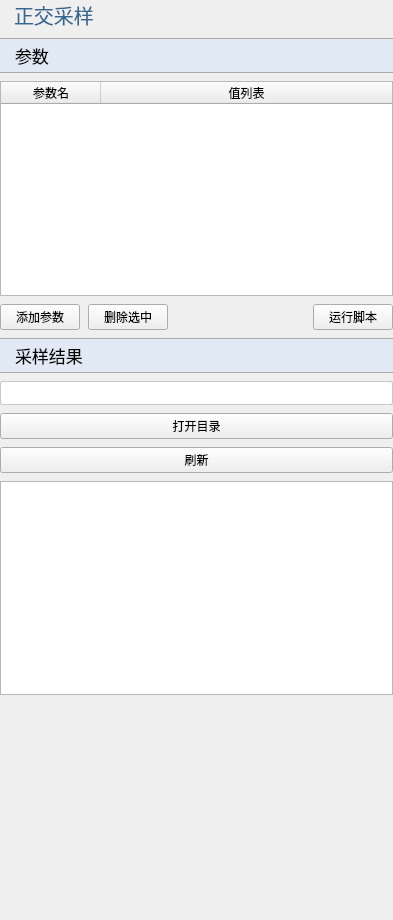
Qt form plugins/Base_SurrogateModel/OrthogonalSampling.ui (asd977/base_cae) before a commit.
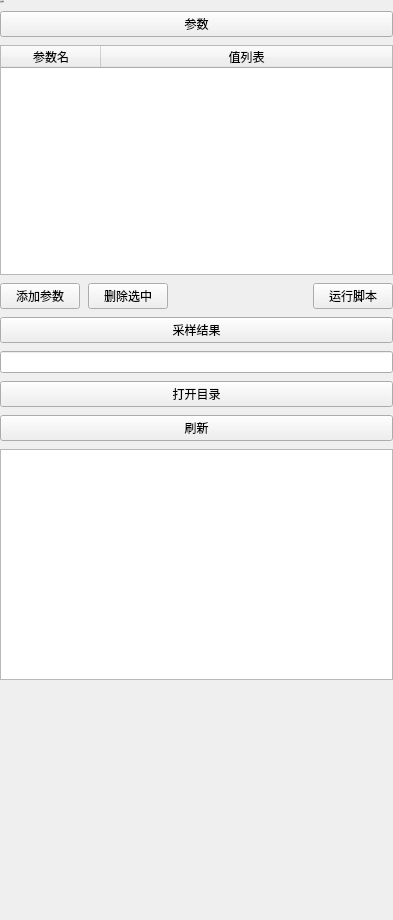
The same form after that commit. Icons and pictures are not drawn.

Patch:
```diff
--- a/plugins/Base_SurrogateModel/OrthogonalSampling.ui
+++ b/plugins/Base_SurrogateModel/OrthogonalSampling.ui
@@ -13,131 +13,6 @@
   <property name="windowTitle">
    <string>Orthogonal Sampling</string>
   </property>
-  <property name="styleSheet">
-   <string notr="true">QWidget{
-font-family: &quot;Microsoft YaHei&quot;, &quot;微软雅黑&quot;;
-}
-QPushButton#pushButton_2,
-QPushButton#pushButton {
-    background-color: rgb(224, 233, 244);
-    border-width: 1px;
-    border-color: rgb(121, 121, 121);
-    border-style: solid;
-    height: 33px;
-    border-top: 1px solid rgb(169, 169, 169); /* 上边框为灰色 */
-    border-bottom: 1px solid rgb(169, 169, 169); /* 下边框为灰色 */
-    border-left: none; /* 移除左边框 */
-    border-right: none;
-    text-align: left;
-	padding-left: 15px;
-	font-size: 17px;
-	border-style: solid;
-}
-QLabel {
-    font-family: &quot;Microsoft YaHei&quot;, &quot;微软雅黑&quot;;
-    font-size: 17px;
-    text-align: left;
-    color: rgb(51, 51, 51);
-    white-space: nowrap;
-    line-height: 50px;
-    position: absolute;
-    top: 0px;
-    left: 0px;
-}
-QLabel#titleLabel {
-    font-size: 20px;
-    font-family: &quot;Microsoft YaHei&quot;, 微软雅黑;
-    text-align: left;
-	padding-left:9px;
-    color: rgb(53, 103, 147);
-}
-QComboBox {
-    font-family: &quot;Microsoft YaHei&quot;, 微软雅黑;
-    font-size: 17px;
-    text-align: left;
-    color: rgb(51, 51, 51);
-    padding-left:6px;
-    background: rgb(240, 240, 240);
-    border: 1px solid rgb(169, 169, 169);
-    border-radius: 3px; /* 设置边框的圆角半径为5像素 */
-}
-QComboBox::drop-down {
-    background: rgb(240, 240, 240);
-}
-QComboBox::down-arrow {
-    image: url(:/resources/down_arrow.png); /* 替换下拉箭头图标 */
-}
-/*QCombobox右侧按钮*/
-QComboBox::drop-down {
-    subcontrol-origin: padding;
-    subcontrol-position: top right;/*放于右方顶部*/
-    border-top-right-radius: 3px;/*设置边框圆角*/
-    border-bottom-right-radius: 3px;
-}
-QLineEdit {
-    border: 1px solid rgb(200, 200, 200); /* 设置边框为淡灰色 */
-    border-radius: 2px; /* 设置圆角半径为 5 像素 */
-	font-size: 17px;
-}
-QLineEdit:focus {
-    border-color: rgb(100, 100, 255); /* 设置焦点时的边框颜色为蓝色 */
-    outline: none; /* 去掉默认的焦点边框 */
-}
-
-QRadioButton {
-    font-size: 17px; /* 设置字体大小为 14 像素 */
-}
-
-QCheckBox {
-    font-size: 17px; /* 设置字体大小为 14 像素 */
-}
-
-QGroupBox{
-    font-size: 17px; /* 设置字体大小为 14 像素 */   
-}
-
-QPushButton#pushButton_contour_multi{
-    background-color: rgb(255, 255, 255); /* 背景色 */
-    border-width: 1px;                   /* 边框宽度 */
-    border-color: rgb(121, 121, 121);    /* 边框颜色 */	
-	font-size: 17px;
-    border-style: solid;                 /* 边框样式 */
-    border-radius: 2px;                /* 边框圆角 */
-    text-align: center;                    /* 文字左对齐 */
-
-    /* 默认状态 */
-}
-QPushButton#pushButton_contour_multi:hover{
-    background-color: rgb(235, 235, 235); /* 悬浮时的背景色 */
-    border-color: rgb(100, 100, 100);     /* 悬浮时的边框颜色 */
-}
-
-QPushButton#pushButton_contour_multi:pressed{
-    background-color: rgb(200, 200, 200); /* 点击时的背景色 */
-    border-color: rgb(80, 80, 80);         /* 点击时的边框颜色 */
-}
-
-QPushButton#pushButton_contour_single{
-    background-color: rgb(255, 255, 255); /* 背景色 */
-    border-width: 1px;                   /* 边框宽度 */
-    border-color: rgb(121, 121, 121);    /* 边框颜色 */	
-	font-size: 17px;
-    border-style: solid;                 /* 边框样式 */
-    border-radius: 2px;                /* 边框圆角 */
-    text-align: center;                    /* 文字左对齐 */
-
-    /* 默认状态 */
-}
-QPushButton#pushButton_contour_single:hover{
-    background-color: rgb(235, 235, 235); /* 悬浮时的背景色 */
-    border-color: rgb(100, 100, 100);     /* 悬浮时的边框颜色 */
-}
-
-QPushButton#pushButton_contour_single:pressed{
-    background-color: rgb(200, 200, 200); /* 点击时的背景色 */
-    border-color: rgb(80, 80, 80);         /* 点击时的边框颜色 */
-}</string>
-  </property>
   <layout class="QVBoxLayout" name="root" stretch="0,0,0,0,0,0,0,0,0,0">
    <property name="spacing">
     <number>8</number>
```
